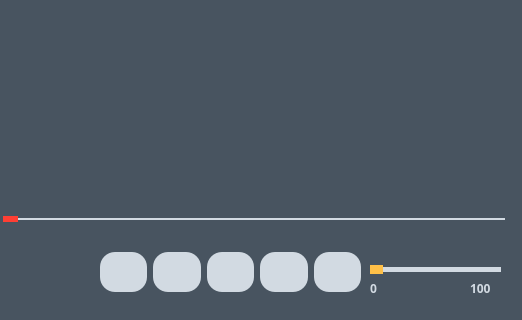
First picture: the form in mainwindow.ui, repository kamvegwij/WindowsMediaPlayer, before the edit; both pictures show x 0 to 522 and y 184 to 504 of the 522 by 504 pixel window.
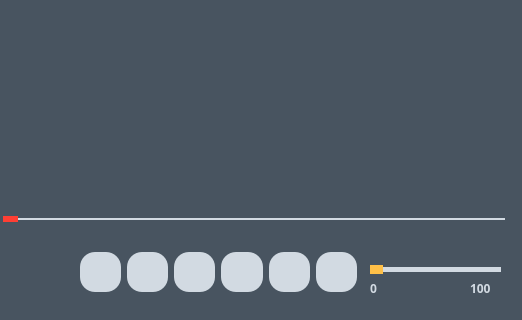
Second picture: the form after the edit.

Commit message: implement mute functionality

```diff
--- a/mainwindow.ui
+++ b/mainwindow.ui
@@ -150,13 +150,33 @@
    <widget class="QWidget" name="">
     <property name="geometry">
      <rect>
-      <x>100</x>
+      <x>80</x>
       <y>410</y>
-      <width>261</width>
+      <width>277</width>
       <height>48</height>
      </rect>
     </property>
     <layout class="QHBoxLayout" name="audio_button_layout">
+     <item>
+      <widget class="QPushButton" name="mute_button">
+       <property name="font">
+        <font>
+         <pointsize>20</pointsize>
+         <bold>true</bold>
+        </font>
+       </property>
+       <property name="styleSheet">
+        <string notr="true">background-color: #d2dae2;
+border-radius: 15px;
+color: white;
+width: 40px;
+height: 40px;</string>
+       </property>
+       <property name="text">
+        <string/>
+       </property>
+      </widget>
+     </item>
      <item>
       <widget class="QPushButton" name="repeat_button">
        <property name="font">
```
The commit also changes 8 other files.
